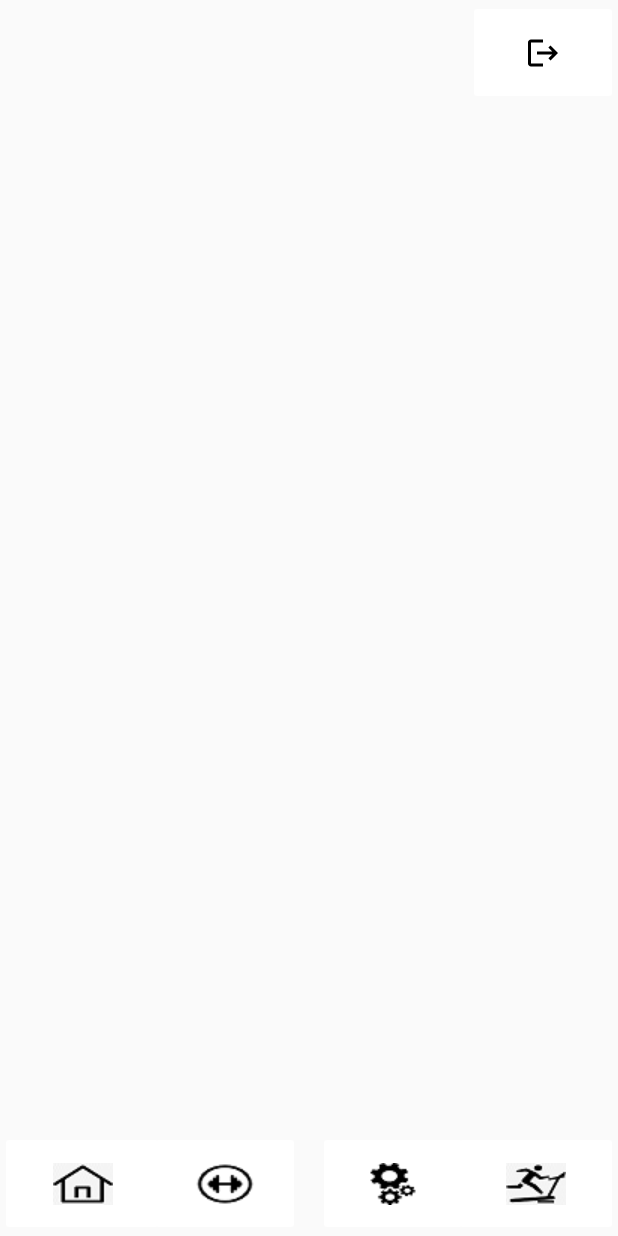
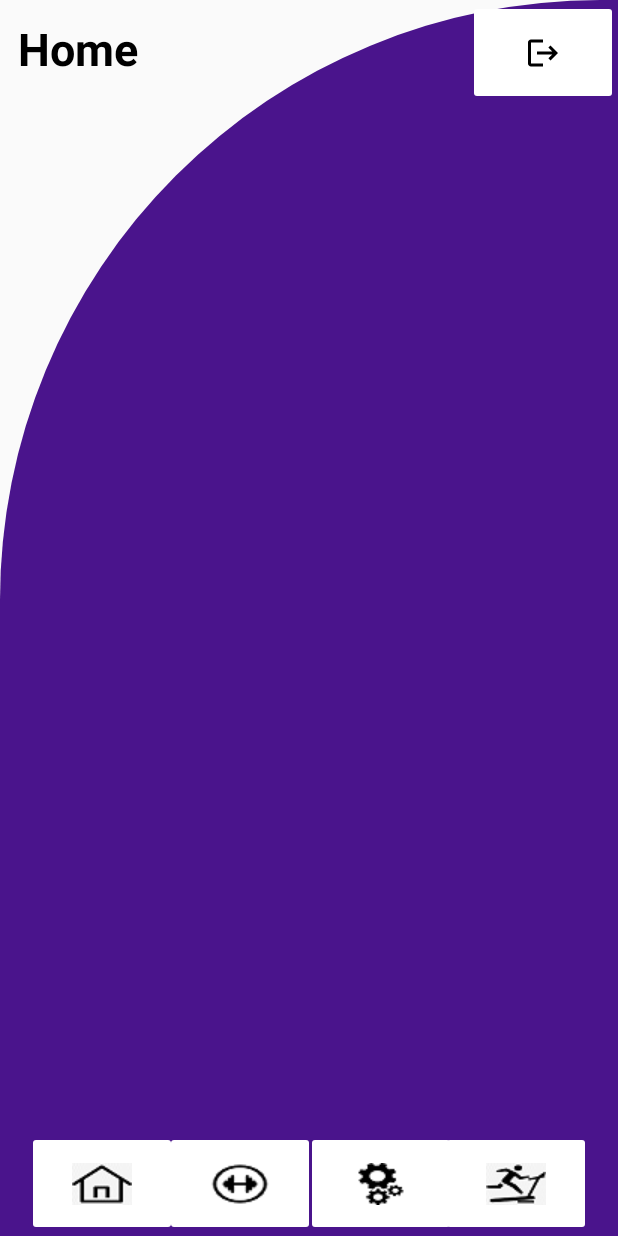
Before and after one commit to Alesatta7/FIT21, an Android app: the Home screen opened directly, with no data from a screen before it, on a phone screen of 412 x 824 dp. Run offline under Robolectric (Android 15) with nearby library versions, the light colour scheme and no system bars.

Commit message:
modificati Imagebotton, schermata home

```diff
--- a/app/src/main/java/com/example/formlogin/SceltaAllenamento.java
+++ b/app/src/main/java/com/example/formlogin/SceltaAllenamento.java
@@ -14,7 +14,7 @@ public class SceltaAllenamento extends AppCompatActivity {
     CardView facile,medio,difficile;
 
     //Dichiarazione pulsanti barra di controllo
-    ImageButton logout, profilo, impostazioni, esercizi, allenamento;
+    ImageButton logout, home, impostazioni, esercizi, allenamento;
 
     @Override
     protected void onCreate(Bundle savedInstanceState) {
@@ -28,7 +28,7 @@ public class SceltaAllenamento extends AppCompatActivity {
         //Implementazione della barra di controllo
 
         esercizi = findViewById(R.id.eserciziButton);
-        profilo = findViewById(R.id.profiloButton);
+        home = findViewById(R.id.homeButton);
         impostazioni = findViewById(R.id.impostazioniButton);
         allenamento = findViewById(R.id.allenamentoButton);
 
--- a/app/src/main/res/layout/activity_home.xml
+++ b/app/src/main/res/layout/activity_home.xml
@@ -4,7 +4,18 @@
     xmlns:tools="http://schemas.android.com/tools"
     android:layout_width="match_parent"
     android:layout_height="match_parent"
-    tools:context=".Home">
+    tools:context=".Home"
+    android:background="@drawable/cut_card_background">
+
+    <TextView
+        android:id="@+id/idEs"
+        android:layout_width="wrap_content"
+        android:layout_height="wrap_content"
+        android:layout_margin="12dp"
+        android:text="Home"
+        android:textColor="@color/black"
+        android:textSize="30sp"
+        android:textStyle="bold" />
 
 
     <ImageButton
@@ -20,38 +31,41 @@
 
     <ImageButton
         android:id="@+id/profiloButton"
-        android:layout_width="110dp"
+        android:layout_width="100dp"
         android:layout_height="70dp"
         android:layout_alignParentBottom="true"
         android:layout_alignParentLeft="true"
         android:src="@drawable/home"
-        android:backgroundTint="@color/white"/>
+        android:backgroundTint="@color/white"
+        android:layout_marginLeft="18dp"
+        />
 
     <ImageButton
         android:id="@+id/eserciziButton"
         android:layout_width="100dp"
         android:layout_height="70dp"
         android:layout_alignParentBottom="true"
-        android:layout_marginLeft="100dp"
+        android:layout_marginLeft="110dp"
         android:layout_marginBottom="0dp"
         android:backgroundTint="@color/white"
         android:src="@drawable/lista" />
 
     <ImageButton
         android:id="@+id/allenamentoButton"
-        android:layout_width="110dp"
+        android:layout_width="100dp"
         android:layout_height="70dp"
         android:layout_alignParentBottom="true"
         android:layout_alignParentRight="true"
         android:src="@drawable/workout"
-        android:backgroundTint="@color/white"/>
+        android:backgroundTint="@color/white"
+        android:layout_marginRight="18dp"/>
 
     <ImageButton
         android:id="@+id/impostazioniButton"
         android:layout_width="100dp"
         android:layout_height="70dp"
         android:layout_alignParentBottom="true"
-        android:layout_marginRight="100dp"
+        android:layout_marginRight="108dp"
         android:layout_alignParentRight="true"
         android:src="@drawable/impostazioni"
         android:backgroundTint="@color/white"/>
--- a/app/src/main/res/values/colors.xml
+++ b/app/src/main/res/values/colors.xml
@@ -13,6 +13,8 @@
     <color name="green">#8f30ff30</color>
     <color name="red">#FF0000</color>
     <color name="purple">#4a148c</color>
+    <color name="grey">#C6D2D5</color>
+
 
 
 </resources>
```
Also changed, not shown: app/src/main/res/drawable/ic_indietro.xml (added, +11 -0 lines), app/src/main/res/layout/activity_lista_esercizi.xml (+8 -6 lines), app/src/main/res/layout/activity_scelta_allenamento.xml (+9 -7 lines), app/src/main/res/layout/activity_tutorial.xml (+9 -0 lines).
